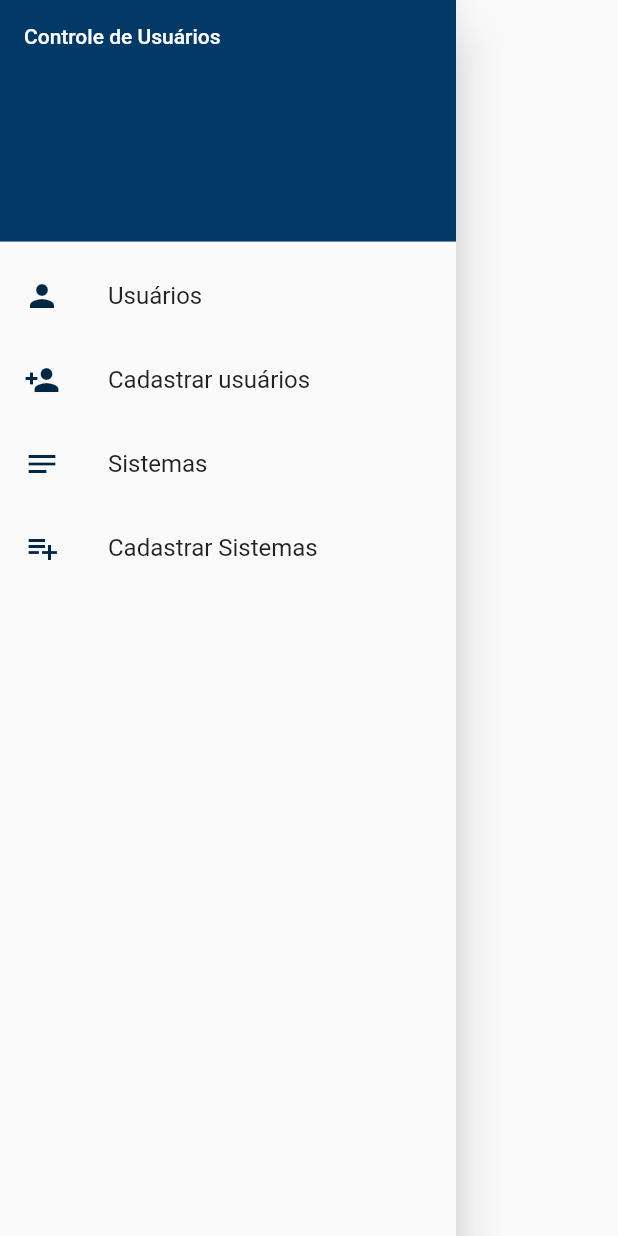
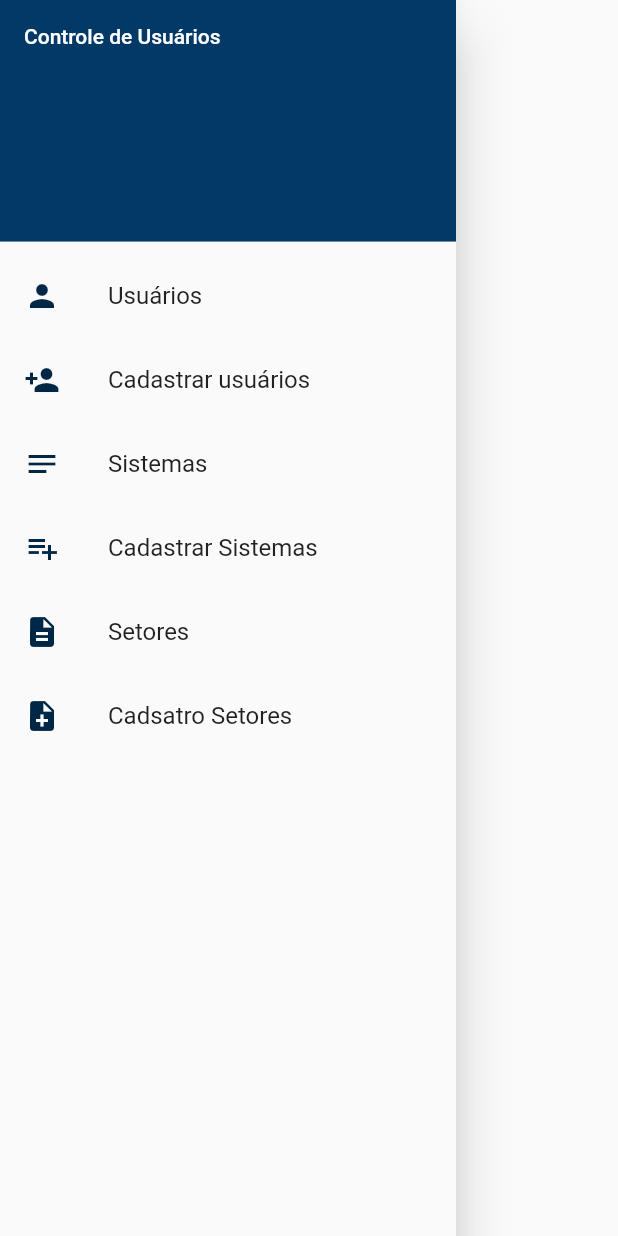
Before and after one commit to viniciusgalileu/controlusers, a Flutter app: the MenuDraw widget shown alone on an empty page, opened directly, on a phone screen of 412 x 824 dp. Run offline on Flutter 3.47's test engine with Material 2 defaults, Android fonts, the phone set to English and light mode, and no system bars.

Commit message:
novas páginas

```diff
--- a/lib/componentes/menudraw.dart
+++ b/lib/componentes/menudraw.dart
@@ -4,6 +4,8 @@ import 'package:flutter/src/widgets/framework.dart';
 
 import '../cadastros/CadSis.dart';
 import '../cadastros/CadUser.dart';
+import '../paginas/CadSetores.dart';
+import '../paginas/setores.dart';
 import '../paginas/sistemas.dart';
 import '../paginas/usuarios.dart';
 
@@ -92,6 +94,34 @@ class _MenuDrawState extends State<MenuDraw> {
                   MaterialPageRoute(builder: ((context) => const CadSis())));
             },
           ),
+          ListTile(
+            leading: const Icon(
+              Icons.description,
+              color: Color.fromARGB(255, 1, 39, 70),
+            ),
+            title: const Text('Setores'),
+            onTap: () {
+              // Update the state of the app
+              // ...
+              // Then close the drawer0
+              Navigator.of(context).push(
+                  MaterialPageRoute(builder: ((context) => const Setores())));
+            },
+          ),
+          ListTile(
+            leading: const Icon(
+              Icons.note_add,
+              color: Color.fromARGB(255, 1, 39, 70),
+            ),
+            title: const Text('Cadsatro Setores'),
+            onTap: () {
+              // Update the state of the app
+              // ...
+              // Then close the drawer0
+              Navigator.of(context).push(MaterialPageRoute(
+                  builder: ((context) => const CadSetores())));
+            },
+          ),
         ],
       ),
     );
--- a/lib/main.dart
+++ b/lib/main.dart
@@ -1,6 +1,8 @@
 import 'package:flutter/material.dart';
+import 'package:web/paginas/CadSetores.dart';
 import 'package:web/paginas/paginaCardSis.dart';
 import 'package:web/paginas/paginaCardUser.dart';
+import 'package:web/paginas/setores.dart';
 import 'package:web/paginas/usuarios.dart';
 import 'cadastros/CadSis.dart';
 import 'cadastros/CadUser.dart';
@@ -18,6 +20,8 @@ void main(List<String> args) {
         '/cadsis': (context) => CadSis(),
         '/pgcarduser': (context) => PgCarduser(),
         '/pgcardsis': (context) => PgCardSis(),
+        '/setores': (context) => Setores(),
+        '/Cadsetores': (context) => CadSetores(),
       },
     ),
   );
--- a/lib/paginas/home.dart
+++ /dev/null
@@ -1,18 +0,0 @@
-import 'package:flutter/material.dart';
-import 'package:web/componentes/drawer.dart';
-
-//void main() => runApp(const Home());
-
-class Home extends StatelessWidget {
-  const Home({super.key});
-
-  static const appTitle = 'Controle usuários';
-
-  @override
-  Widget build(BuildContext context) {
-    return const MaterialApp(
-      title: appTitle,
-      home: MenuDrawer(title: appTitle),
-    );
-  }
-}
--- /dev/null
+++ b/lib/paginas/setores.dart
@@ -0,0 +1,24 @@
+import 'package:flutter/material.dart';
+import 'package:web/componentes/Colab_list.dart';
+import 'package:web/componentes/menudraw.dart';
+
+class Setores extends StatefulWidget {
+  const Setores({super.key});
+
+  @override
+  State<Setores> createState() => _SetoresState();
+}
+
+class _SetoresState extends State<Setores> {
+  @override
+  Widget build(BuildContext context) {
+    return Scaffold(
+      appBar: AppBar(
+        title: Text('Lista Setores'),
+        backgroundColor: Color.fromARGB(255, 2, 57, 102),
+      ),
+      drawer: MenuDraw(),
+      body: Text("lista Setores"),
+    );
+  }
+}
```
Also changed, not shown: lib/componentes/drawer.dart (deleted, +0 -100 lines), lib/paginas/CadSetores.dart (added, +24 -0 lines).
